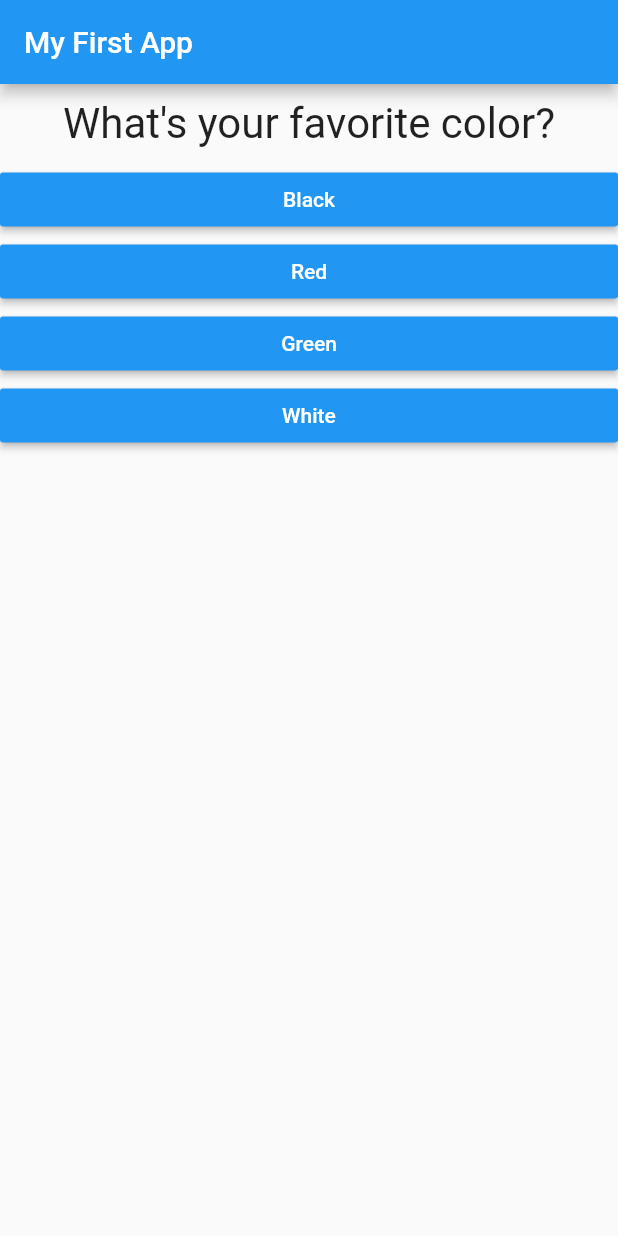
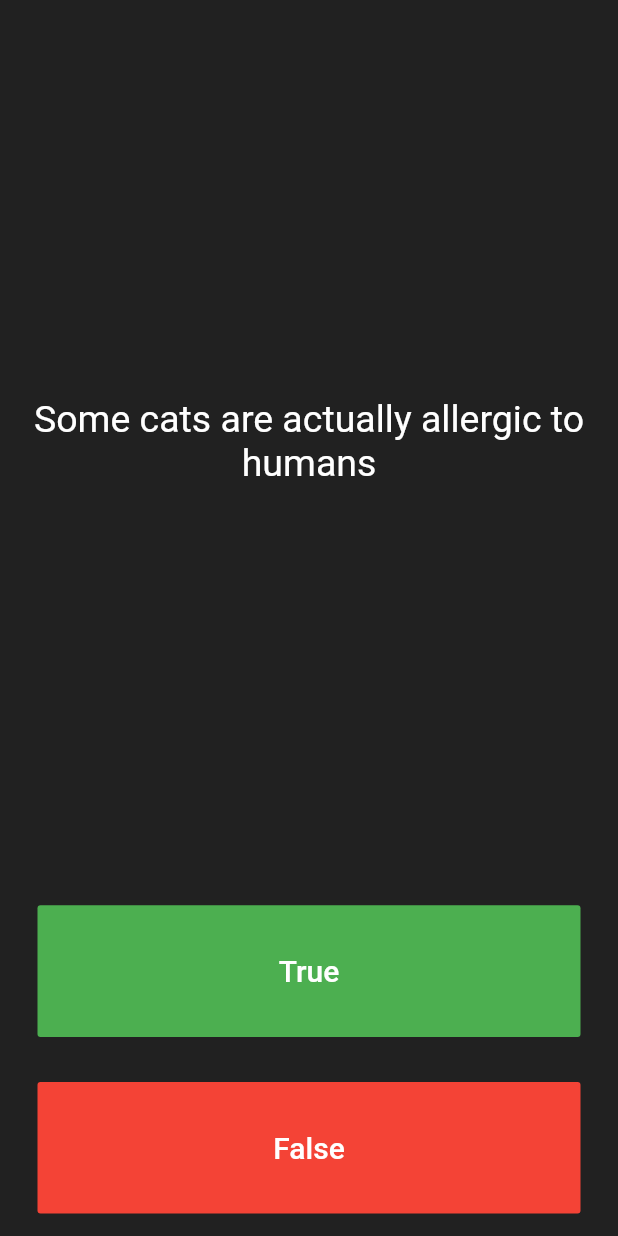
Before and after one commit to yusluv1234/quiz-app, a Flutter app: the screen it shows after launch, on a phone screen of 412 x 824 dp. Run offline on Flutter 3.47's test engine with Material 2 defaults, Android fonts, the phone set to English and light mode, and no system bars.

Commit message:
change to angela yu quiz app

```diff
--- a/lib/answer.dart
+++ /dev/null
@@ -1,21 +0,0 @@
-import 'package:flutter/material.dart';
-
-class Answer extends StatelessWidget {
-  final Function selectHandler;
-  final String answerText;
-
-  Answer(this.selectHandler, this.answerText);
-
-  @override
-  Widget build(BuildContext context) {
-    return Container(
-      width: double.infinity,
-      child: RaisedButton(
-        color: Colors.blue,
-        textColor: Colors.white,
-        child: Text(answerText),
-        onPressed: selectHandler,
-      ),
-    );
-  }
-}
--- a/lib/main.dart
+++ b/lib/main.dart
@@ -1,99 +1,135 @@
 import 'package:flutter/material.dart';
 
-import './quiz.dart';
-import './result.dart';
-// void main() {
-//   runApp(MyApp());
-// }
+import 'quiz_brain.dart';
 
-void main() => runApp(MyApp());
+QuizBrain quizBrain = QuizBrain();
 
-class MyApp extends StatefulWidget {
+void main() => runApp(Quizzler());
+
+class Quizzler extends StatelessWidget {
   @override
-  State<StatefulWidget> createState() {
-    // TODO: implement createState
-    return _MyAppState();
+  Widget build(BuildContext context) {
+    return MaterialApp(
+      home: Scaffold(
+        backgroundColor: Colors.grey.shade900,
+        body: SafeArea(
+          child: Padding(
+            padding: EdgeInsets.symmetric(horizontal: 10.0),
+            child: QuizPage(),
+          ),
+        ),
+      ),
+    );
   }
 }
 
-class _MyAppState extends State<MyApp> {
-  final _questions = const [
-    {
-      'questionText': 'What\'s your favorite color?',
-      'answers': [
-        {'text': 'Black', 'score': 10},
-        {'text': 'Red', 'score': 5},
-        {'text': 'Green', 'score': 3},
-        {'text': 'White', 'score': 1},
-      ],
-    },
-    {
-      'questionText': 'What\'s your favorite animal?',
-      'answers': [
-        {'text': 'Rabbit', 'score': 3},
-        {'text': 'Snake', 'score': 11},
-        {'text': 'Elephant', 'score': 5},
-        {'text': 'Lion', 'score': 9},
-      ],
-    },
-    {
-      'questionText': 'Who\'s your favorite instructor?',
-      'answers': [
-        {'text': 'Max', 'score': 1},
-        {'text': 'Max', 'score': 1},
-        {'text': 'Max', 'score': 1},
-        {'text': 'Max', 'score': 1},
-      ],
-    },
-  ];
-  var _questionIndex = 0;
-  var _totalScore = 0;
+class QuizPage extends StatefulWidget {
+  @override
+  _QuizPageState createState() => _QuizPageState();
+}
 
-  void _resetQuiz() {
-    setState(() {
-      _questionIndex = 0;
-      _totalScore = 0;
-    });
-  }
+class _QuizPageState extends State<QuizPage> {
+  List<Icon> scoreKeeper = [];
 
-  void _answerQuestion(int score) {
-    // var aBool = true;
-    // aBool = false;
-
-    _totalScore += score;
+  void checkAnswer(bool userPickedAnswer) {
+    bool correctAnswer = quizBrain.getCorrectAnswer();
 
     setState(() {
-      _questionIndex = _questionIndex + 1;
+      if (quizBrain.isFinished() == true) {
+        Alert(
+          context: context,
+          title: 'Finished!',
+          desc: 'You\'ve reached the end of the quiz.',
+        ).show();
+
+        quizBrain.reset();
+
+        scoreKeeper = [];
+      } else {
+        if (userPickedAnswer == correctAnswer) {
+          scoreKeeper.add(Icon(
+            Icons.check,
+            color: Colors.green,
+          ));
+        } else {
+          scoreKeeper.add(Icon(
+            Icons.close,
+            color: Colors.red,
+          ));
+        }
+        quizBrain.nextQuestion();
+      }
     });
-    print(_questionIndex);
-    if (_questionIndex < _questions.length) {
-      print('We have more questions!');
-    } else {
-      print('No more questions!');
-    }
   }
 
   @override
   Widget build(BuildContext context) {
-    // var dummy = const ['Hello'];
-    // dummy.add('Max');
-    // print(dummy);
-    // dummy = [];
-    // questions = []; // does not work if questions is a const
-
-    return MaterialApp(
-      home: Scaffold(
-        appBar: AppBar(
-          title: Text('My First App'),
+    return Column(
+      mainAxisAlignment: MainAxisAlignment.spaceBetween,
+      crossAxisAlignment: CrossAxisAlignment.stretch,
+      children: <Widget>[
+        Expanded(
+          flex: 5,
+          child: Padding(
+            padding: EdgeInsets.all(10.0),
+            child: Center(
+              child: Text(
+                quizBrain.getQuestionText(),
+                textAlign: TextAlign.center,
+                style: TextStyle(
+                  fontSize: 25.0,
+                  color: Colors.white,
+                ),
+              ),
+            ),
+          ),
         ),
-        body: _questionIndex < _questions.length
-            ? Quiz(
-                answerQuestion: _answerQuestion,
-                questionIndex: _questionIndex,
-                questions: _questions,
-              )
-            : Result(_totalScore, _resetQuiz),
-      ),
+        Expanded(
+          child: Padding(
+            padding: EdgeInsets.all(15.0),
+            // ignore: deprecated_member_use
+            child: FlatButton(
+              textColor: Colors.white,
+              color: Colors.green,
+              child: Text(
+                'True',
+                style: TextStyle(
+                  color: Colors.white,
+                  fontSize: 20.0,
+                ),
+              ),
+              onPressed: () {
+                //The user picked true.
+                checkAnswer(true);
+              },
+            ),
+          ),
+        ),
+        Expanded(
+          child: Padding(
+            padding: EdgeInsets.all(15.0),
+            // ignore: deprecated_member_use
+            child: FlatButton(
+              color: Colors.red,
+              child: Text(
+                'False',
+                style: TextStyle(
+                  fontSize: 20.0,
+                  color: Colors.white,
+                ),
+              ),
+              onPressed: () {
+                checkAnswer(false);
+              },
+            ),
+          ),
+        ),
+        Row(
+          children: scoreKeeper,
+        )
+      ],
     );
   }
 }
+
+Alert({BuildContext context, String title, String desc}) {}
--- a/lib/question.dart
+++ b/lib/question.dart
@@ -1,20 +1,9 @@
-import 'package:flutter/material.dart';
+class Question {
+  String questionText;
+  bool questionAnswer;
 
-class Question extends StatelessWidget {
-  final String questionText;
-
-  Question(this.questionText);
-
-  @override
-  Widget build(BuildContext context) {
-    return Container(
-      width: double.infinity,
-      margin: EdgeInsets.all(10),
-      child: Text(
-        questionText,
-        style: TextStyle(fontSize: 28),
-        textAlign: TextAlign.center,
-      ),
-    );
+  Question(String q, bool a) {
+    questionText = q;
+    questionAnswer = a;
   }
 }
--- a/lib/quiz.dart
+++ /dev/null
@@ -1,31 +0,0 @@
-import 'package:flutter/material.dart';
-
-import './answer.dart';
-import './question.dart';
-
-class Quiz extends StatelessWidget {
-  final List<Map<String, Object>> questions;
-  final int questionIndex;
-  final Function answerQuestion;
-
-  Quiz({
-    @required this.questions,
-    @required this.answerQuestion,
-    @required this.questionIndex,
-  });
-
-  @override
-  Widget build(BuildContext context) {
-    return Column(
-      children: [
-        Question(
-          questions[questionIndex]['questionText'],
-        ),
-        ...(questions[questionIndex]['answers'] as List<Map<String, Object>>)
-            .map((answer) {
-          return Answer(() => answerQuestion(answer['score']), answer['text']);
-        }).toList()
-      ],
-    );
-  }
-}
--- /dev/null
+++ b/lib/quiz_brain.dart
@@ -0,0 +1,60 @@
+import 'question.dart';
+
+class QuizBrain {
+  int _questionNumber = 0;
+
+  List<Question> _questionBank = [
+    Question('Some cats are actually allergic to humans', true),
+    Question('You can lead a cow down stairs but not up stairs.', false),
+    Question('Approximately one quarter of human bones are in the feet.', true),
+    Question('A slug\'s blood is green.', true),
+    Question('Buzz Aldrin\'s mother\'s maiden name was \"Moon\".', true),
+    Question('It is illegal to pee in the Ocean in Portugal.', true),
+    Question(
+        'No piece of square dry paper can be folded in half more than 7 times.',
+        false),
+    Question(
+        'In London, UK, if you happen to die in the House of Parliament, you are technically entitled to a state funeral, because the building is considered too sacred a place.',
+        true),
+    Question(
+        'The loudest sound produced by any animal is 188 decibels. That animal is the African Elephant.',
+        false),
+    Question(
+        'The total surface area of two human lungs is approximately 70 square metres.',
+        true),
+    Question('Google was originally called \"Backrub\".', true),
+    Question(
+        'Chocolate affects a dog\'s heart and nervous system; a few ounces are enough to kill a small dog.',
+        true),
+    Question(
+        'In West Virginia, USA, if you accidentally hit an animal with your car, you are free to take it home to eat.',
+        true),
+  ];
+
+  void nextQuestion() {
+    if (_questionNumber < _questionBank.length - 1) {
+      _questionNumber++;
+    }
+  }
+
+  String getQuestionText() {
+    return _questionBank[_questionNumber].questionText;
+  }
+
+  bool getCorrectAnswer() {
+    return _questionBank[_questionNumber].questionAnswer;
+  }
+
+  bool isFinished() {
+    if (_questionNumber >= _questionBank.length - 1) {
+      print('Now returning true');
+      return true;
+    } else {
+      return false;
+    }
+  }
+
+  void reset() {
+    _questionNumber = 0;
+  }
+}
```
Also changed, not shown: lib/result.dart (deleted, +0 -44 lines), pubspec.yaml (+6 -59 lines), pubspec.lock, 1 other file.
